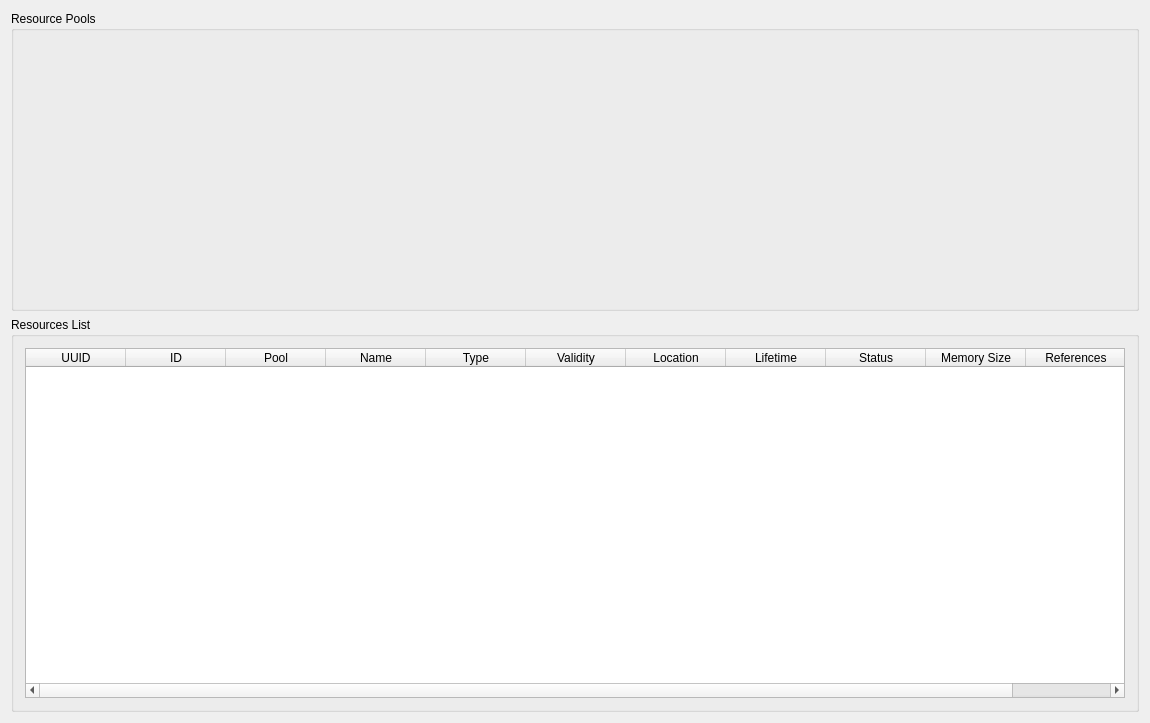
Pikachuxxxx/Razix, file Editor/src/UI/Windows/RZEResourceViewer.ui: the form before one commit.
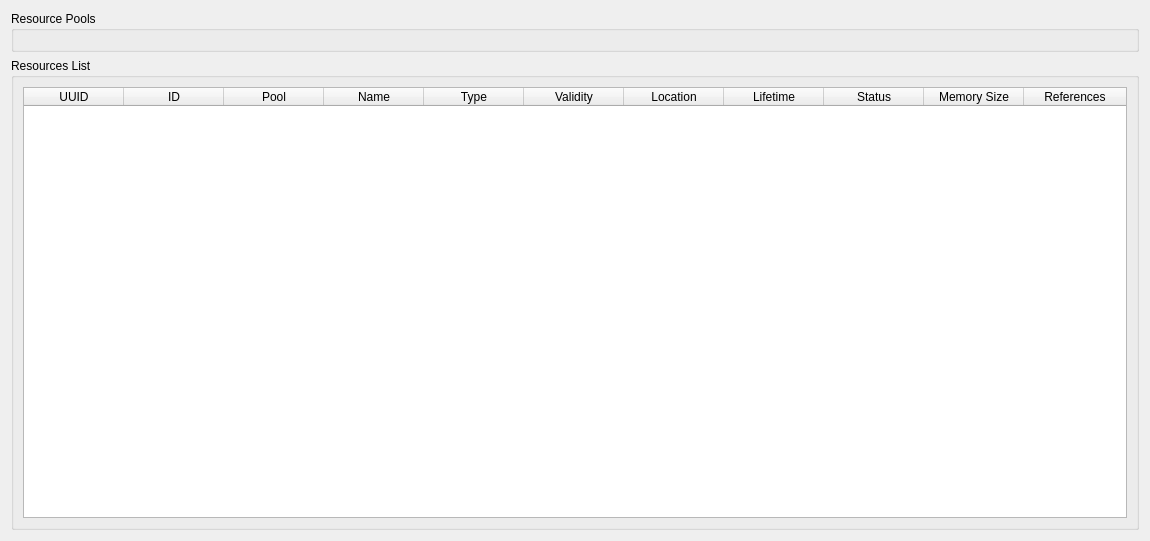
The form after the commit.

Commit message: Added GPU memory visualization to Resource Viewer Pools

The edit to the form file:
```diff
--- a/Editor/src/UI/Windows/RZEResourceViewer.ui
+++ b/Editor/src/UI/Windows/RZEResourceViewer.ui
@@ -7,38 +7,46 @@
     <x>0</x>
     <y>0</y>
     <width>1150</width>
-    <height>723</height>
+    <height>541</height>
    </rect>
   </property>
   <property name="windowTitle">
    <string>Resource Viewer</string>
   </property>
   <layout class="QVBoxLayout" name="verticalLayout">
+   <property name="sizeConstraint">
+    <enum>QLayout::SetMinimumSize</enum>
+   </property>
    <item>
     <widget class="QGroupBox" name="PoolGroup">
+     <property name="sizePolicy">
+      <sizepolicy hsizetype="Preferred" vsizetype="Preferred">
+       <horstretch>0</horstretch>
+       <verstretch>0</verstretch>
+      </sizepolicy>
+     </property>
      <property name="maximumSize">
       <size>
        <width>16777215</width>
-       <height>300</height>
+       <height>16777215</height>
       </size>
      </property>
      <property name="title">
       <string>Resource Pools</string>
      </property>
      <layout class="QVBoxLayout" name="PoolGroupVLayout">
-      <item>
-       <spacer name="verticalSpacer_2">
-        <property name="orientation">
-         <enum>Qt::Vertical</enum>
-        </property>
-        <property name="sizeHint" stdset="0">
-         <size>
-          <width>20</width>
-          <height>40</height>
-         </size>
-        </property>
-       </spacer>
-      </item>
+      <property name="leftMargin">
+       <number>9</number>
+      </property>
+      <property name="topMargin">
+       <number>9</number>
+      </property>
+      <property name="rightMargin">
+       <number>9</number>
+      </property>
+      <property name="bottomMargin">
+       <number>9</number>
+      </property>
      </layout>
     </widget>
    </item>
@@ -47,7 +55,22 @@
      <property name="title">
       <string>Resources List</string>
      </property>
-     <layout class="QHBoxLayout" name="horizontalLayout">
+     <layout class="QVBoxLayout" name="verticalLayout_2">
+      <property name="spacing">
+       <number>6</number>
+      </property>
+      <property name="leftMargin">
+       <number>9</number>
+      </property>
+      <property name="topMargin">
+       <number>9</number>
+      </property>
+      <property name="rightMargin">
+       <number>9</number>
+      </property>
+      <property name="bottomMargin">
+       <number>9</number>
+      </property>
       <item>
        <widget class="QTableWidget" name="ResourcesTable">
         <attribute name="horizontalHeaderShowSortIndicator" stdset="0">
```
The commit also changes 4 other files.
